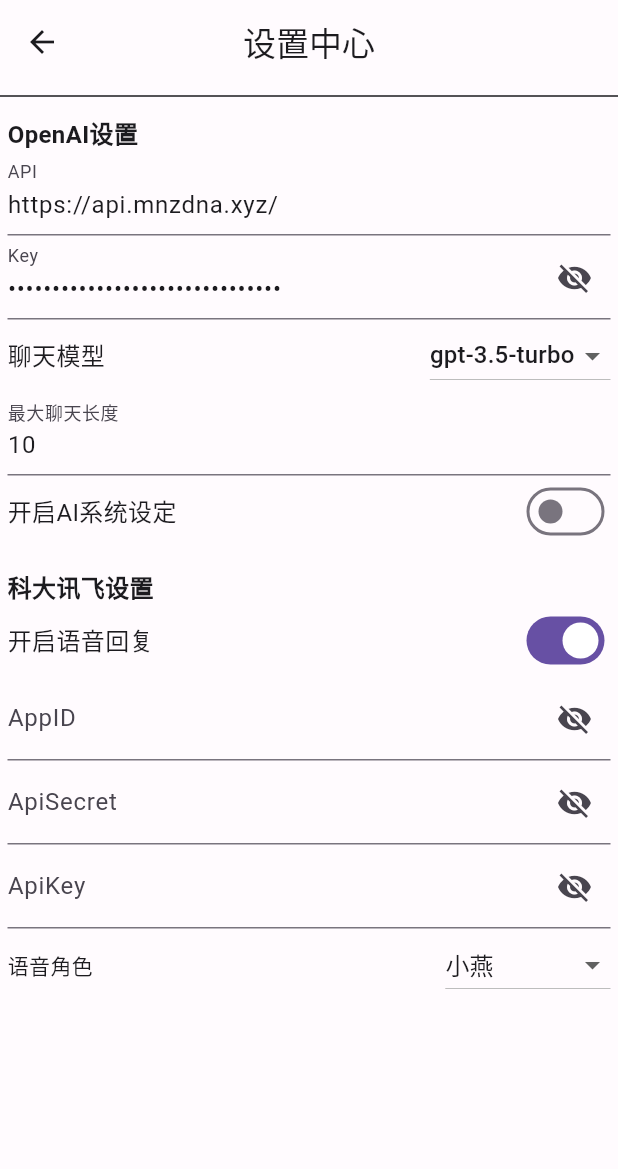
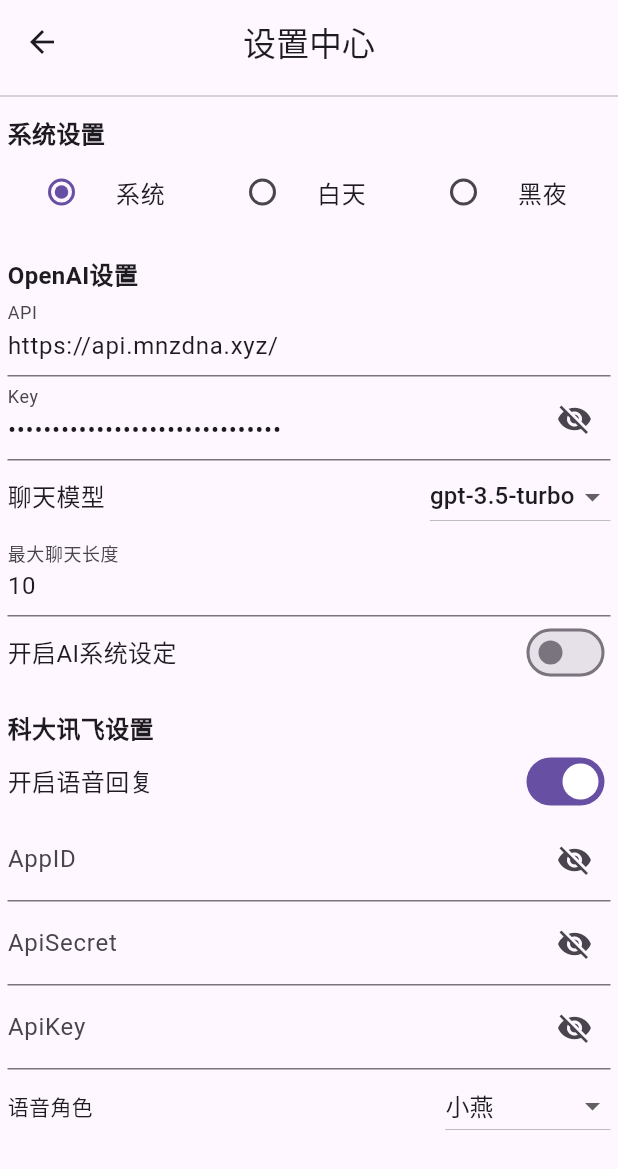
Before and after one commit to NingNing0111/sheep, a Flutter app: the screen it shows after launch, after a tap on the "settings" icon, on a phone screen of 412 x 824 dp. Shown: the top 1169 px of the screen. Run offline on Flutter 3.47's test engine with Material 3 defaults, Android fonts, the phone set to English and light mode, and no system bars; our stand-ins replace adaptive_theme, animated_text_kit, audioplayers, dio, flutter_slidable, get and 4 more; missing offline and left inert: dart:ffi, dart_openai; accounts and stored records are empty; network calls fail; statements that could not run were skipped.

Commit message:
实现主题切换

```diff
--- a/lib/controller/setting.dart
+++ b/lib/controller/setting.dart
@@ -1,15 +1,13 @@
 
-import 'package:flutter/material.dart';
+import 'package:adaptive_theme/adaptive_theme.dart';
 import 'package:get/get.dart';
-import 'package:sheep/config/base.dart';
 
 
 // 介绍下自己
 class SettingPageController extends GetxController{
   // ------ 系统 设置
   // 主题类型
-  final themeMode = ThemeMode.system.obs;
-
+  final themeMode = AdaptiveThemeMode.system.obs;
 
   // ------ OpenAI 设置
   // url地址
@@ -35,7 +33,7 @@ class SettingPageController extends GetxController{
   // 语音模型
   final ttsVCN = "xiaoyan".obs;
 
-  void setThemMode(ThemeMode model) async {
+  void setThemMode(AdaptiveThemeMode model) async {
     themeMode.value = model;
     update();
   }
--- a/lib/main.dart
+++ b/lib/main.dart
@@ -1,3 +1,4 @@
+import 'package:adaptive_theme/adaptive_theme.dart';
 import 'package:flutter/material.dart';
 import 'package:get/get.dart';
 import 'package:hive/hive.dart';
@@ -9,7 +10,6 @@ import 'package:sheep/controller/setting.dart';
 import 'package:sheep/controller/story.dart';
 import 'package:sheep/controller/todo.dart';
 import 'package:sheep/model/task.dart';
-import 'config/theme/theme.dart';
 import 'controller/chat.dart';
 import 'layout/base_layout.dart';
 
@@ -31,26 +31,26 @@ class MyApp extends StatelessWidget {
   // This widget is the root of your application.
   @override
   Widget build(BuildContext context) {
+    Get.lazyPut(() => ChatPageController());
+    Get.lazyPut(() => StoryPageController());
+    Get.lazyPut(() => SettingPageController());
+    Get.lazyPut(() => TodoPageController());
 
-    Get.lazyPut(()=>ChatPageController());
-    Get.lazyPut(()=>StoryPageController());
-    Get.lazyPut(()=>SettingPageController());
-    Get.lazyPut(() => TodoPageController());
-    final _settingController = Get.find<SettingPageController>();
-
-
-    return GetMaterialApp(
-
-      debugShowCheckedModeBanner: false,
+    return AdaptiveTheme(
+      light: ThemeData.light(),
+      dark: ThemeData.dark(),
+      initial: AdaptiveThemeMode.light,
+      builder: (theme, darkTheme) => GetMaterialApp(
         title: BaseConfig.APPLICATION_TITLE,
-      theme: AppTheme.light,
-      darkTheme: AppTheme.dark,
+        theme: theme,
+        darkTheme: darkTheme,
         home: const BaseLayout(),
         initialRoute: BaseConfig.BASE_INIT_ROUTER,
         defaultTransition: Transition.rightToLeft,
         getPages: routers,
-      themeMode: ThemeMode.system,
+        debugShowCheckedModeBanner: false,
         unknownRoute: unknown_page,
+      ),
     );
   }
 }
--- a/lib/page/setting.dart
+++ b/lib/page/setting.dart
@@ -1,10 +1,8 @@
-import 'package:flutter/cupertino.dart';
-import 'package:flutter/material.dart';
+import 'package:adaptive_theme/adaptive_theme.dart';
 import 'package:flutter/material.dart';
 import 'package:flutter/services.dart';
 import 'package:get/get.dart';
 import 'package:sheep/config/base.dart';
-import 'package:sheep/config/theme/theme.dart';
 import 'package:sheep/controller/setting.dart';
 import 'package:sheep/main.dart';
 
@@ -28,55 +26,59 @@ class SettingPage extends GetResponsiveView<SettingPageController> {
         body: ListView(
           children: [
             const Divider(),
-            // Container(
-            //   margin: const EdgeInsets.only(bottom: 5),
-            //   padding: const EdgeInsets.all(5),
-            //   child: Column(
-            //     crossAxisAlignment: CrossAxisAlignment.start,
-            //     mainAxisAlignment: MainAxisAlignment.start,
-            //     children: [
-            //       const Text(
-            //         "系统设置",
-            //         style: TextStyle(fontSize: 16, fontWeight: FontWeight.bold),
-            //       ),
-            //       Obx(() => Row(
-            //             mainAxisAlignment: MainAxisAlignment.spaceBetween,
-            //             children: [
-            //               Expanded(
-            //                   child: RadioListTile(
-            //                       title: const Text("系统"),
-            //                       value: ThemeMode.system,
-            //                       groupValue:
-            //                           _settingController.themeMode.value,
-            //                       onChanged: (value) {
-            //                         _settingController
-            //                             .setThemMode(ThemeMode.system);
-            //                       })),
-            //               Expanded(
-            //                   child: RadioListTile(
-            //                       title: const Text("白天"),
-            //                       value: ThemeMode.light,
-            //                       groupValue:
-            //                           _settingController.themeMode.value,
-            //                       onChanged: (value) {
-            //                         _settingController
-            //                             .setThemMode(ThemeMode.light);
-            //                       })),
-            //               Expanded(
-            //                   child: RadioListTile(
-            //                       title: const Text("黑夜"),
-            //                       value: ThemeMode.dark,
-            //                       groupValue:
-            //                           _settingController.themeMode.value,
-            //                       onChanged: (value) {
-            //                         _settingController
-            //                             .setThemMode(ThemeMode.dark);
-            //                       })),
-            //             ],
-            //           ))
-            //     ],
-            //   ),
-            // ),
+            Container(
+              margin: const EdgeInsets.only(bottom: 5),
+              padding: const EdgeInsets.all(5),
+              child: Column(
+                crossAxisAlignment: CrossAxisAlignment.start,
+                mainAxisAlignment: MainAxisAlignment.start,
+                children: [
+                  const Text(
+                    "系统设置",
+                    style: TextStyle(fontSize: 16, fontWeight: FontWeight.bold),
+                  ),
+                  Obx(() => Row(
+                        mainAxisAlignment: MainAxisAlignment.spaceBetween,
+                        children: [
+                          Expanded(
+                              child: RadioListTile(
+                                  title: const Text("系统"),
+                                  value: AdaptiveThemeMode.system,
+                                  groupValue:
+                                      _settingController.themeMode.value,
+                                  onChanged: (value) {
+
+                                    AdaptiveTheme.of(context).setSystem();
+                                    _settingController
+                                        .setThemMode(value!);
+                                  })),
+                          Expanded(
+                              child: RadioListTile(
+                                  title: const Text("白天"),
+                                  value: AdaptiveThemeMode.light,
+                                  groupValue:
+                                      _settingController.themeMode.value,
+                                  onChanged: (value) {
+                                    AdaptiveTheme.of(context).setLight();
+                                    _settingController
+                                        .setThemMode(value!);
+                                  })),
+                          Expanded(
+                              child: RadioListTile(
+                                  title: const Text("黑夜"),
+                                  value: AdaptiveThemeMode.dark,
+                                  groupValue:
+                                      _settingController.themeMode.value,
+                                  onChanged: (value) {
+                                    AdaptiveTheme.of(context).setDark();
+                                    _settingController
+                                        .setThemMode(value!);
+                                  })),
+                        ],
+                      ))
+                ],
+              ),
+            ),
             Container(
               margin: const EdgeInsets.only(bottom: 5),
               padding: const EdgeInsets.all(5),
--- a/pubspec.yaml
+++ b/pubspec.yaml
@@ -51,6 +51,8 @@ dependencies:
   flutter_slidable: ^3.1.0
   hive: ^2.2.3
   hive_flutter: ^1.1.0
+  adaptive_theme: ^3.6.0
+
 
 dev_dependencies:
   flutter_test:
```
Also changed, not shown: pubspec.lock, 1 other file. Lines whose indentation alone changed are shown as unchanged.
